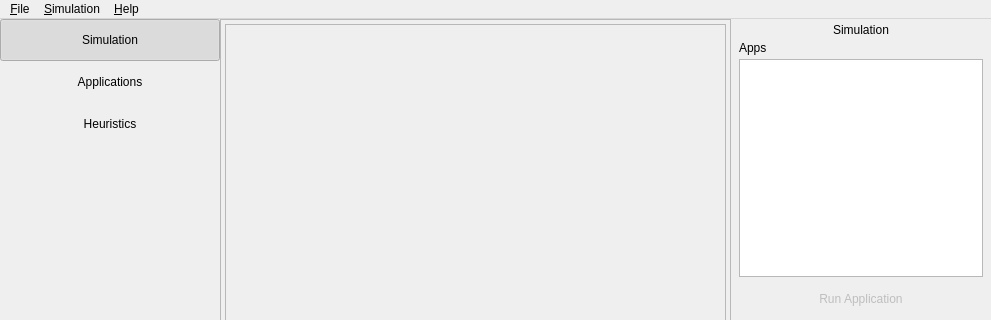
Before: the Qt Designer form mpsoc_se.ui in TheLinthus/MPSoC-Simulator, drawn with Qt 5; both pictures show x 0 to 991 and y 0 to 320 of the 991 by 623 pixel window.
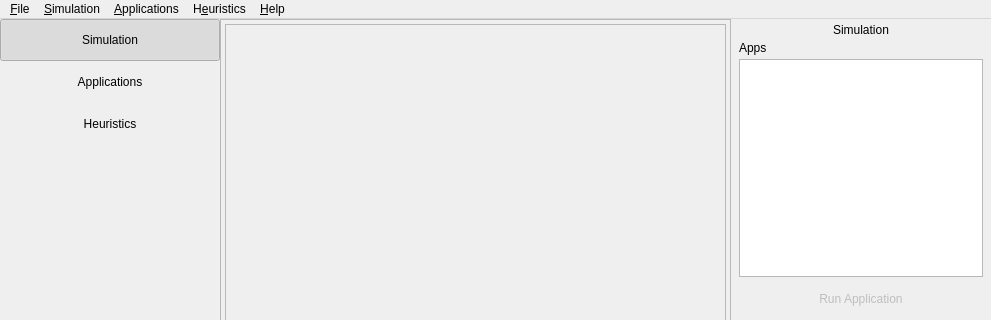
After: the same form once the commit is applied. Icons and pictures are not drawn.

Patch:
```diff
--- a/mpsoc_se.ui
+++ b/mpsoc_se.ui
@@ -691,7 +691,7 @@
      <x>0</x>
      <y>0</y>
      <width>991</width>
-     <height>21</height>
+     <height>17</height>
     </rect>
    </property>
    <widget class="QMenu" name="menuFile">
@@ -718,8 +718,22 @@
     <addaction name="actionStep_Foward"/>
     <addaction name="actionAuto_Step"/>
    </widget>
+   <widget class="QMenu" name="menuApplications">
+    <property name="title">
+     <string>&amp;Applications</string>
+    </property>
+    <addaction name="action_Open_Applications_Directory"/>
+   </widget>
+   <widget class="QMenu" name="menuHeuristics">
+    <property name="title">
+     <string>H&amp;euristics</string>
+    </property>
+    <addaction name="action_Open_Heuristics_Directory"/>
+   </widget>
    <addaction name="menuFile"/>
    <addaction name="menuSimulation"/>
+   <addaction name="menuApplications"/>
+   <addaction name="menuHeuristics"/>
    <addaction name="menuHelp"/>
   </widget>
   <widget class="QStatusBar" name="statusBar">
```
Left out of the diff: 26 changed lines with no effect on the pictures.
